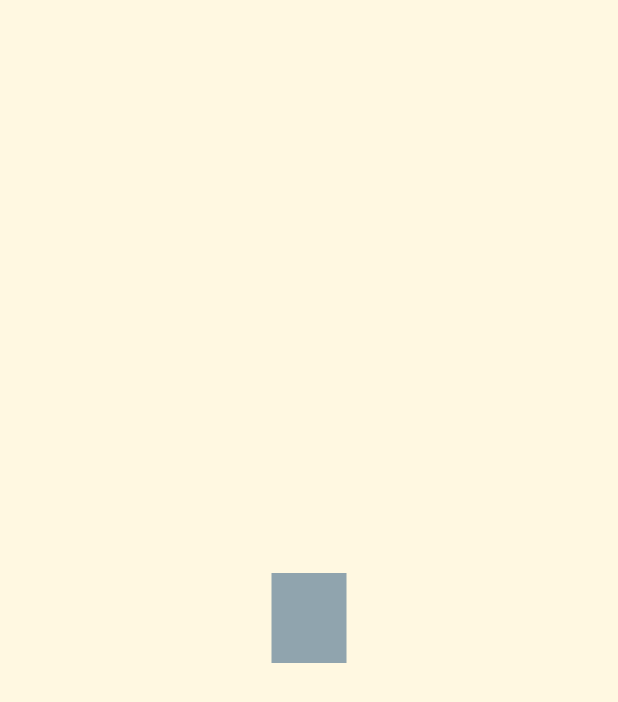
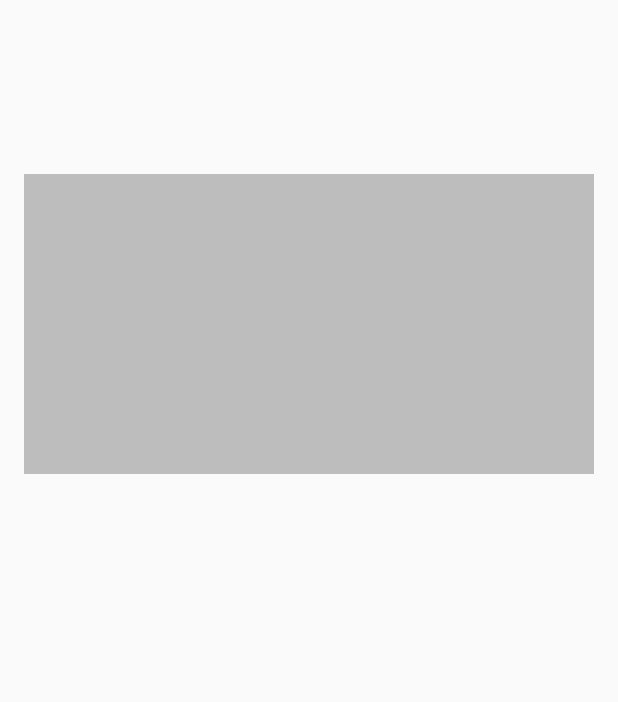
Before and after one commit to leventarican/cookbook-flutter, a Flutter app: the AnimationExample screen opened directly, on a phone screen of 412 x 824 dp. Shown: the top 702 px of the screen. Run offline on Flutter 3.47's test engine with Material 2 defaults, Android fonts, the phone set to English and light mode, and no system bars; our stand-ins replace font_awesome_flutter.

Commit message:
swap colors with timer

```diff
--- a/refresh/lib/examples/animation_example.dart
+++ b/refresh/lib/examples/animation_example.dart
@@ -1,3 +1,5 @@
+import 'dart:async';
+
 import 'package:flutter/material.dart';
 import 'dart:math' as math;
 
@@ -8,7 +10,58 @@ class AnimationExample extends StatefulWidget {
   _AnimationExampleState createState() => _AnimationExampleState();
 }
 
-class _AnimationExampleState extends State<AnimationExample>
+class _AnimationExampleState extends State<AnimationExample> {
+  Color _color;
+
+  @override
+  void initState() {
+    super.initState();
+
+    _color = Colors.grey.shade400;
+
+    Timer.periodic(Duration(seconds: 3), (_) {
+      if (mounted) {
+        setState(() {
+          _color = Colors.grey.shade400;
+        });
+      }
+    });
+  }
+
+  @override
+  Widget build(BuildContext context) {
+    return Scaffold(
+      body: Column(
+        crossAxisAlignment: CrossAxisAlignment.stretch,
+        children: [
+          SizedBox(
+            height: 100.0,
+          ),
+          GestureDetector(
+            onTap: () {
+              setState(() {
+                _color = Colors.amber.shade200;
+              });
+            },
+            child: Container(
+              margin: EdgeInsets.all(16.0),
+              color: _color,
+              height: 200.0,
+            ),
+          )
+        ],
+      ),
+    );
+  }
+}
+
+class AnimationControllerExample extends StatefulWidget {
+  @override
+  _AnimationControllerExampleState createState() =>
+      _AnimationControllerExampleState();
+}
+
+class _AnimationControllerExampleState extends State<AnimationControllerExample>
     with SingleTickerProviderStateMixin {
   AnimationController controller;
 
@@ -58,16 +111,6 @@ class AnimatedImage extends AnimatedWidget {
   @override
   Widget build(BuildContext context) {
     debugPrint('progress: ${_progress.value}');
-    // return Scaffold(
-    //     body: SizedBox(
-    //   child: Container(
-    //     child: Image.asset(_image),
-    //     height: 100 * _progress.value,
-    //     width: 100 * _progress.value,
-    //     margin: EdgeInsets.all(50),
-    //   ),
-    // ));
-
     return Container(
         color: Colors.amber[50],
         child: Center(
--- a/refresh/lib/examples/grid_example.dart
+++ b/refresh/lib/examples/gridview_example.dart
@@ -1,6 +1,6 @@
 import 'package:flutter/material.dart';
 
-class GridExample extends StatelessWidget {
+class GridviewExample extends StatelessWidget {
   @override
   Widget build(BuildContext context) {
     return Scaffold(
@@ -11,7 +11,7 @@ class GridExample extends StatelessWidget {
           ),
         ),
         body: GridView.count(
-          crossAxisCount: 4,
+          crossAxisCount: 2,
           mainAxisSpacing: 20,
           crossAxisSpacing: 20,
           padding: EdgeInsets.all(20),
--- a/refresh/lib/main.dart
+++ b/refresh/lib/main.dart
@@ -7,7 +7,7 @@ import 'package:refresh/examples/animation_example.dart';
 import 'package:refresh/examples/basic_example.dart';
 import 'package:refresh/examples/custom_painter_animated_example.dart';
 import 'package:refresh/examples/custom_painter_example.dart';
-import 'package:refresh/examples/grid_example.dart';
+import 'package:refresh/examples/gridview_example.dart';
 import 'package:refresh/examples/gridview_model_example.dart';
 import 'package:refresh/examples/inherited_widget_example.dart';
 import 'package:refresh/examples/json_rest_example.dart';
@@ -124,7 +124,7 @@ class _StartState extends State<Start> {
           ),
           MenuButton(
             name: 'gridview / gesture',
-            action: () => clicked(GridExample()),
+            action: () => clicked(GridviewExample()),
           ),
           MenuButton(
             name: 'gridview / model',
```
